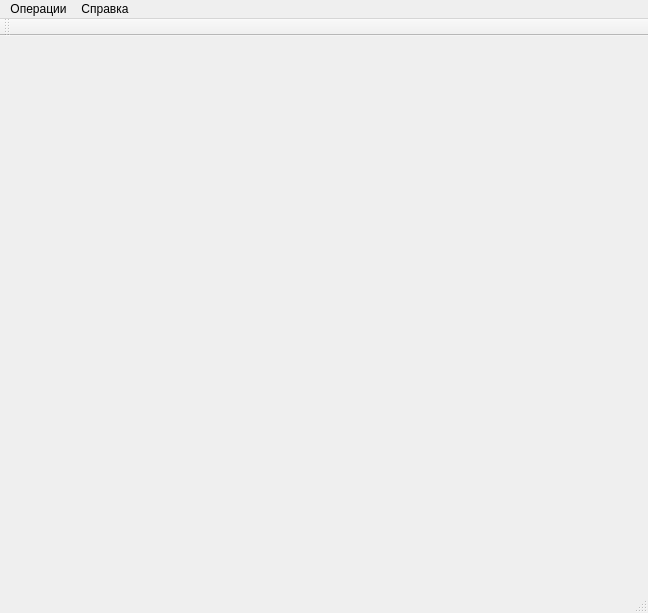
This is mainwindow.ui in chester5009/diplom as Qt 5 draws it before an edit. The edited form follows.
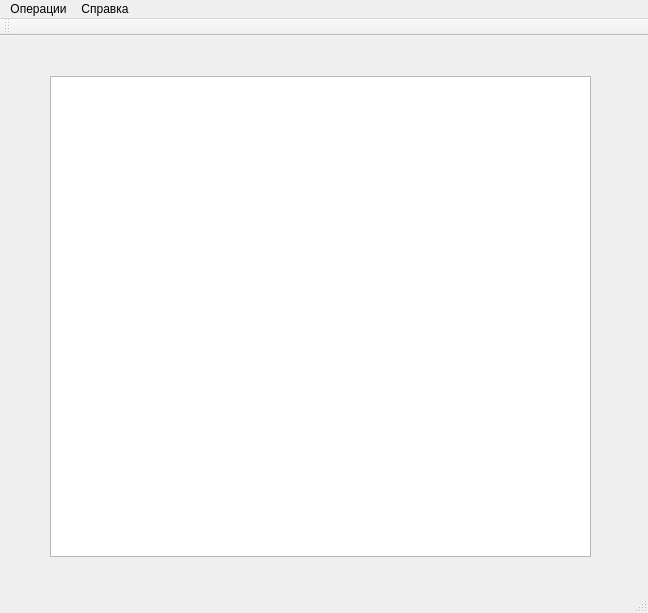
This is the edited form. The open tabs and pages were chosen to show the change.

What changed in the file:
```diff
--- a/mainwindow.ui
+++ b/mainwindow.ui
@@ -125,7 +125,18 @@
       </property>
      </widget>
     </widget>
-    <widget class="QWidget" name="page_2"/>
+    <widget class="QWidget" name="page_2">
+     <widget class="QTableWidget" name="tableWidget">
+      <property name="geometry">
+       <rect>
+        <x>40</x>
+        <y>30</y>
+        <width>541</width>
+        <height>481</height>
+       </rect>
+      </property>
+     </widget>
+    </widget>
    </widget>
   </widget>
   <widget class="QMenuBar" name="menuBar">
```
Left out of the diff: 2 changed lines with no effect on the pictures.
